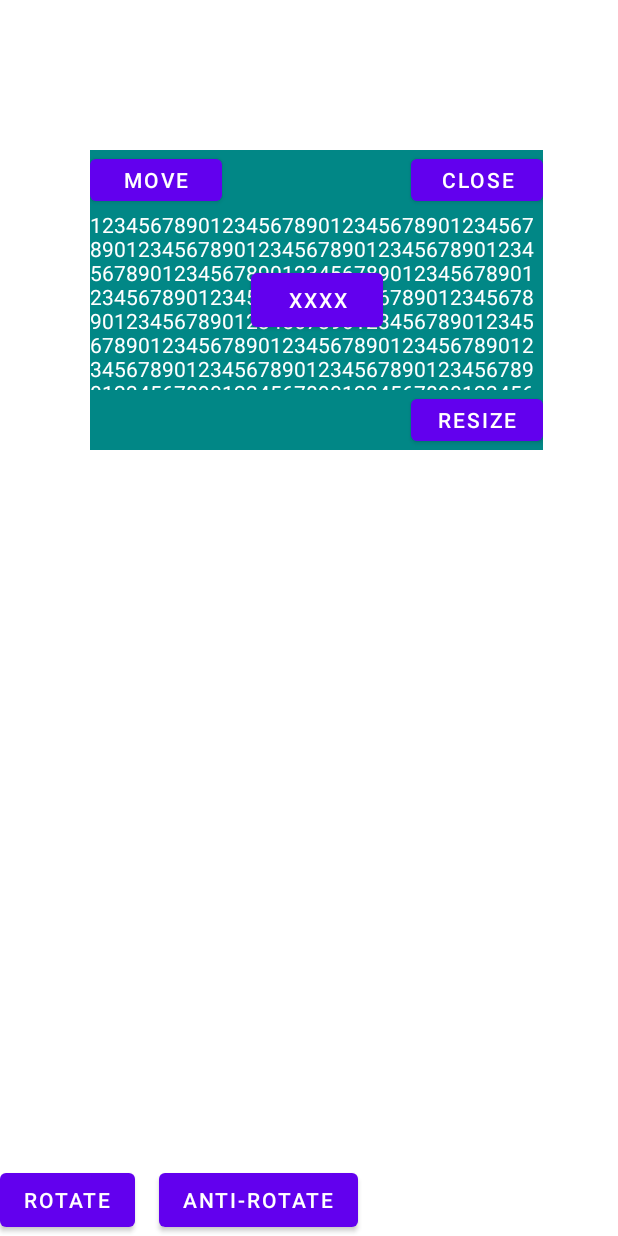
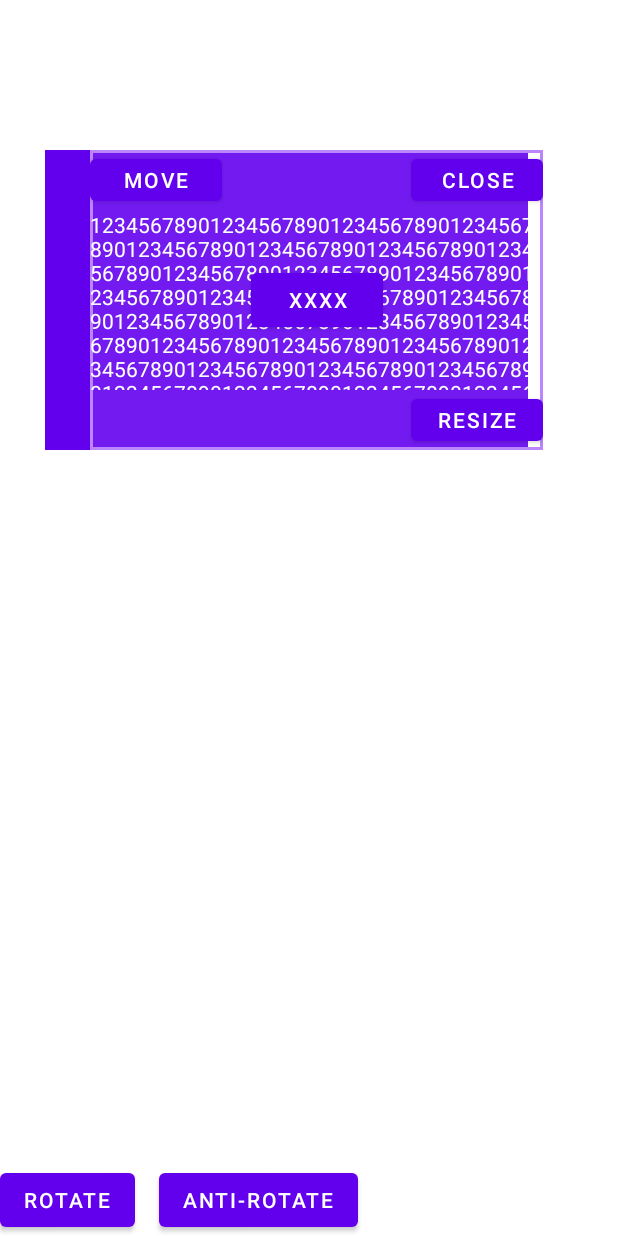
Before and after one commit to kkoshin/boilerplate, an Android app: the layout activity_rotate.xml on its own in the app's theme, with its tools: preview values and no code run, on a phone screen of 412 x 824 dp. Run offline under Robolectric (Android 15) with nearby library versions, the phone set to English and light mode, and no system bars.

Commit message:
feat(WIP): 增加移动时的区域限制
横屏只做了一边的

难受啊，还是有点问题

```diff
--- /dev/null
+++ b/playground/app/src/main/res/drawable/outline_black.xml
@@ -0,0 +1,10 @@
+<?xml version="1.0" encoding="utf-8"?>
+<shape xmlns:android="http://schemas.android.com/apk/res/android">
+
+    <stroke
+        android:color="@color/purple_200"
+        android:width="2dp"
+        android:dashGap="4dp" />
+
+    <solid android:color="@color/white_10f"/>
+</shape>
--- a/playground/app/src/main/res/layout/activity_rotate.xml
+++ b/playground/app/src/main/res/layout/activity_rotate.xml
@@ -4,6 +4,18 @@
     android:id="@+id/container"
     android:layout_width="match_parent"
     android:layout_height="match_parent">
+
+    <View
+        android:id="@+id/view_guideline"
+        android:layout_width="0dp"
+        android:layout_height="200dp"
+        android:layout_marginStart="30dp"
+        android:layout_marginTop="100dp"
+        android:layout_marginEnd="60dp"
+        android:background="@color/purple_500"
+        app:layout_constraintEnd_toEndOf="parent"
+        app:layout_constraintStart_toStartOf="parent"
+        app:layout_constraintTop_toTopOf="parent" />
 
     <androidx.constraintlayout.widget.ConstraintLayout
         android:id="@+id/ll"
@@ -13,7 +25,7 @@
         android:layout_marginTop="100dp"
         android:layout_marginEnd="50dp"
         android:layout_marginBottom="50dp"
-        android:background="@color/teal_700"
+        android:background="@drawable/outline_black"
         app:layout_constraintEnd_toEndOf="parent"
         app:layout_constraintStart_toStartOf="parent"
         app:layout_constraintTop_toTopOf="parent">
--- a/playground/app/src/main/res/values/colors.xml
+++ b/playground/app/src/main/res/values/colors.xml
@@ -7,4 +7,5 @@
     <color name="teal_700">#FF018786</color>
     <color name="black">#FF000000</color>
     <color name="white">#FFFFFFFF</color>
+    <color name="white_10f">#1AFFFFFF</color>
 </resources>
```
Also changed, not shown: playground/app/src/main/java/com/github/foodiestudio/boilerplate/playground/RotateActivity.kt (+121 -14 lines).
